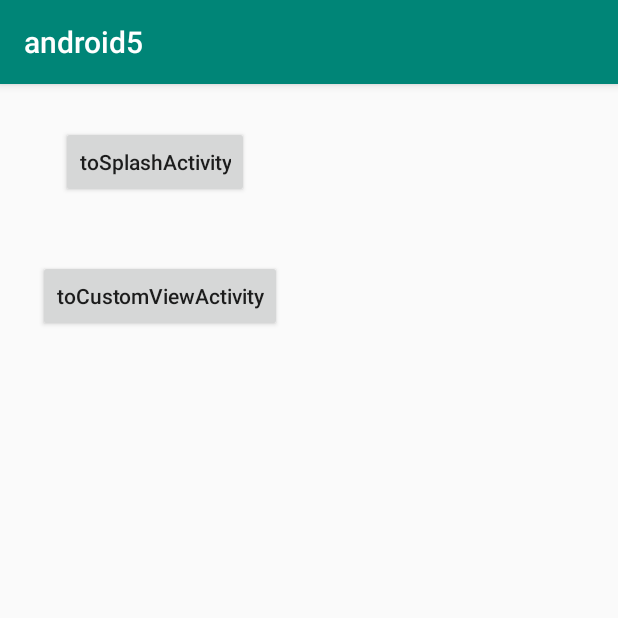
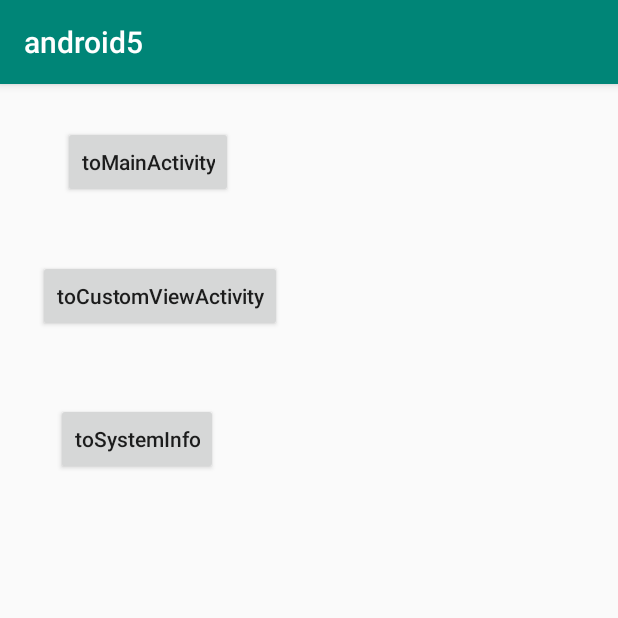
Before and after one commit to XiuyeXYE/AndroidUtil, an Android app: the screen it shows after launch (SplashActivity), on a phone screen of 412 x 824 dp, the top half of it. Run offline under Robolectric (Android 15) with nearby library versions, the phone set to English and light mode, and no system bars; libraries missing offline, so code that uses them is left out: com.xiuye.util.

```diff
--- a/app/build.gradle
+++ b/app/build.gradle
@@ -63,6 +63,7 @@ dependencies {
     implementation 'com.squareup.okhttp3:logging-interceptor:4.4.1'
 
 //    implementation 'androidx.lifecycle:common-java8:2.2.0'
+    implementation 'androidx.legacy:legacy-support-v4:1.0.0'
     testImplementation 'junit:junit:4.12'
     androidTestImplementation 'androidx.test.ext:junit:1.1.0'
     androidTestImplementation 'androidx.test.espresso:espresso-core:3.1.1'
--- a/app/src/main/java/com/xy/activity/SplashActivity.java
+++ b/app/src/main/java/com/xy/activity/SplashActivity.java
@@ -13,11 +13,16 @@ public class SplashActivity extends AppCompatActivity {
     protected void onCreate(Bundle savedInstanceState) {
         super.onCreate(savedInstanceState);
         setContentView(R.layout.activity_splash);
-        findViewById(R.id.toSplashActivity).setOnClickListener(v -> {
+        findViewById(R.id.toMainActivityBtn).setOnClickListener(v -> {
             startActivity(new Intent(this, MainActivity.class));
         });
         findViewById(R.id.toCustomViewActivityBtn).setOnClickListener(v -> {
             startActivity(XType.newInstance(Intent::new, this, CustomViewActivity.class));
         });
+        findViewById(R.id.toSystemInfoBtn).setOnClickListener(v -> {
+            startActivity(XType.newInstance(Intent::new, this, SystemInfoActivity.class));
+        });
+
+
     }
 }
--- a/app/src/main/res/layout/activity_splash.xml
+++ b/app/src/main/res/layout/activity_splash.xml
@@ -9,10 +9,10 @@
     >
 
     <Button
-        android:id="@+id/toSplashActivity"
+        android:id="@+id/toMainActivityBtn"
         android:layout_width="wrap_content"
         android:layout_height="wrap_content"
-        android:text="toSplashActivity"
+        android:text="toMainActivity"
         android:textAllCaps="false"
         app:layout_constraintBottom_toBottomOf="parent"
         app:layout_constraintEnd_toEndOf="parent"
@@ -31,7 +31,22 @@
         app:layout_constraintEnd_toEndOf="parent"
         app:layout_constraintHorizontal_bias="0.101"
         app:layout_constraintStart_toStartOf="parent"
-        app:layout_constraintTop_toBottomOf="@+id/toSplashActivity"
+        app:layout_constraintTop_toBottomOf="@+id/toMainActivityBtn"
         app:layout_constraintVertical_bias="0.064" />
 
+    <Button
+        android:id="@+id/toSystemInfoBtn"
+        android:layout_width="wrap_content"
+        android:layout_height="wrap_content"
+        android:layout_marginTop="47dp"
+        android:textAllCaps="false"
+        android:text="toSystemInfo"
+        app:layout_constraintBottom_toBottomOf="parent"
+        app:layout_constraintEnd_toEndOf="parent"
+        app:layout_constraintHorizontal_bias="0.123"
+        app:layout_constraintStart_toStartOf="parent"
+        app:layout_constraintTop_toBottomOf="@+id/toCustomViewActivityBtn"
+        app:layout_constraintVertical_bias="0.0" />
+
+
 </androidx.constraintlayout.widget.ConstraintLayout>
--- a/app/src/main/res/values/colors.xml
+++ b/app/src/main/res/values/colors.xml
@@ -3,4 +3,6 @@
     <color name="colorPrimary">#008577</color>
     <color name="colorPrimaryDark">#00574B</color>
     <color name="colorAccent">#D81B60</color>
+
+    <color name="black_overlay">#66000000</color>
 </resources>
--- a/app/src/main/res/values/strings.xml
+++ b/app/src/main/res/values/strings.xml
@@ -1,3 +1,7 @@
 <resources>
     <string name="app_name">android5</string>
+
+    <string name="title_activity_system_info">SystemInfoActivity</string>
+    <string name="dummy_button">Dummy Button</string>
+    <string name="dummy_content">DUMMY\nCONTENT</string>
 </resources>
--- a/app/src/main/res/values/styles.xml
+++ b/app/src/main/res/values/styles.xml
@@ -8,4 +8,22 @@
         <item name="colorAccent">@color/colorAccent</item>
     </style>
 
+    <style name="textTheme">
+        <item name="android:text">JKL忌酒</item>
+        <item name="android:textColor">#FFF</item>
+
+    </style>
+
+    <style name="FullscreenTheme" parent="AppTheme">
+        <item name="android:actionBarStyle">@style/FullscreenActionBarStyle</item>
+        <item name="android:windowActionBarOverlay">true</item>
+        <item name="android:windowBackground">@null</item>
+        <item name="metaButtonBarStyle">?android:attr/buttonBarStyle</item>
+        <item name="metaButtonBarButtonStyle">?android:attr/buttonBarButtonStyle</item>
+    </style>
+
+    <style name="FullscreenActionBarStyle" parent="Widget.AppCompat.ActionBar">
+        <item name="android:background">@color/black_overlay</item>
+    </style>
+
 </resources>
```
Also changed, not shown: app/src/main/AndroidManifest.xml (+6 -1 lines), app/src/main/java/com/xy/activity/SystemInfoActivity.java (added, +202 -0 lines), app/src/main/java/com/xy/view/PieChart.java (+5 -4 lines), app/src/main/res/layout/activity_system_info.xml (added, +70 -0 lines), app/src/main/res/layout/layout_piechart.xml (+11 -2 lines), app/src/main/res/values/attrs.xml (+9 -0 lines).
